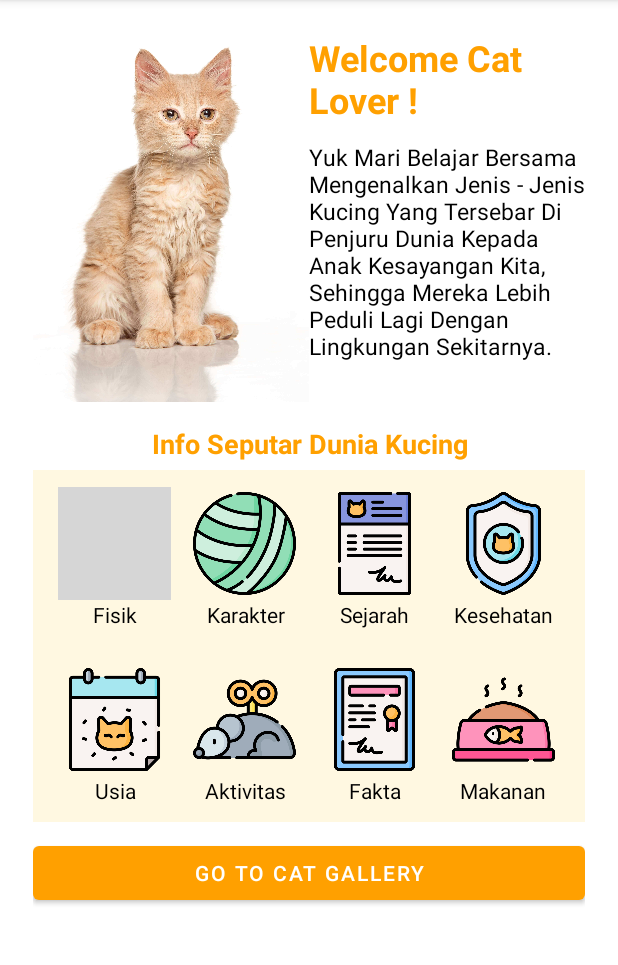
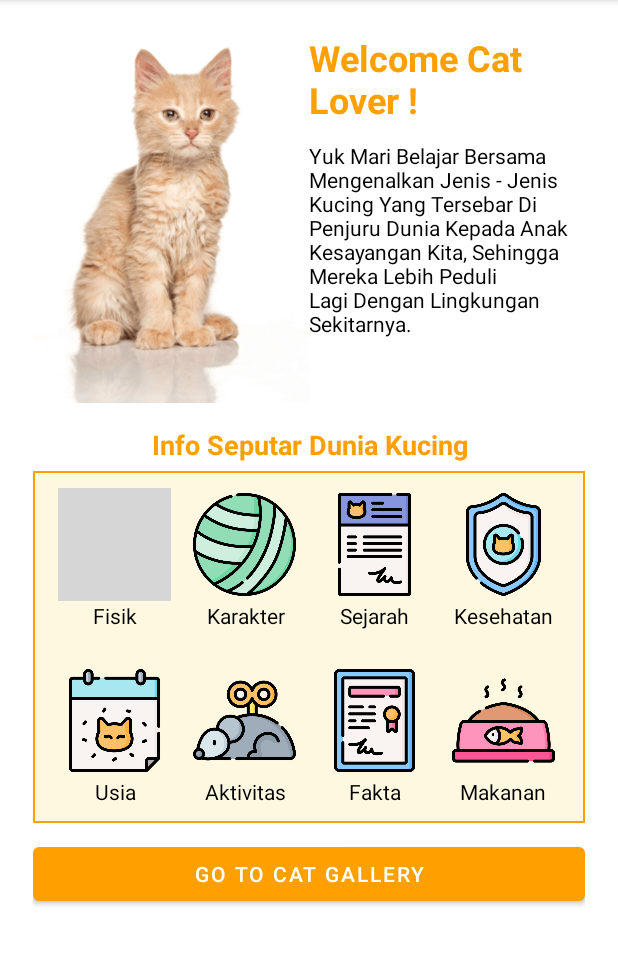
Before and after one commit to oldmanstreetcoding/catpedia, an Android app: the screen it shows after launch (MainActivity), on a phone screen of 412 x 824 dp, the part 84-1049 px from its top. Run offline under Robolectric (Android 15) with nearby library versions, the phone set to English and light mode, and no system bars; grey boxes are pictures that could not be loaded.

Commit message:
Perbaikan Ukuran Image Yang Bisa Mengakibatkan Force Close di Gadget Kecil

```diff
--- a/app/src/main/res/layout/activity_main.xml
+++ b/app/src/main/res/layout/activity_main.xml
@@ -44,7 +44,7 @@
                     android:layout_width="match_parent"
                     android:layout_height="match_parent"
                     android:text="@string/welcome_subtext"
-                    android:textSize="15sp"
+                    android:textSize="14sp"
                     android:textColor="@color/black"
                     android:layout_marginTop="5pt"/>
 
@@ -66,8 +66,13 @@
         <LinearLayout
             android:layout_width="match_parent"
             android:layout_height="wrap_content"
+            android:orientation="vertical"
+            android:background="@drawable/borderfill">
+
+            <LinearLayout
+                android:layout_width="match_parent"
+                android:layout_height="wrap_content"
                 android:orientation="horizontal"
-            android:background="@color/colorAccent"
                 android:padding="5pt">
 
                 <LinearLayout
@@ -164,7 +169,6 @@
                 android:layout_width="match_parent"
                 android:layout_height="wrap_content"
                 android:orientation="horizontal"
-            android:background="@color/colorAccent"
                 android:padding="5pt">
 
                 <LinearLayout
@@ -257,6 +261,8 @@
 
             </LinearLayout>
 
+        </LinearLayout>
+
         <Button
             android:id="@+id/btn_move_catgallery"
             android:layout_width="match_parent"
--- a/app/src/main/res/layout/activity_my_account.xml
+++ b/app/src/main/res/layout/activity_my_account.xml
@@ -32,7 +32,7 @@
         android:text="@string/ahmad_furqan"
         android:textStyle="bold"
         android:textColor="@color/black"
-        android:textSize="24sp"
+        android:textSize="22sp"
         android:gravity="center"
         android:paddingTop="5pt" />
 
@@ -42,7 +42,7 @@
         android:text="@string/my_email"
         android:textStyle="bold"
         android:textColor="@color/teal_700"
-        android:textSize="20sp"
+        android:textSize="18sp"
         android:gravity="center"/>
 
     <TextView
@@ -50,7 +50,7 @@
         android:layout_height="wrap_content"
         android:text="@string/my_quote"
         android:textColor="@color/black"
-        android:textSize="16sp"
+        android:textSize="14sp"
         android:textStyle="italic"
         android:layout_margin="5pt"
         android:gravity="center"/>
--- a/app/src/main/res/layout/activity_splash.xml
+++ b/app/src/main/res/layout/activity_splash.xml
@@ -17,6 +17,6 @@
         android:textSize="25sp"
         android:textColor="@color/black"
         android:textStyle="bold"
-        android:layout_marginBottom="250dp" />
+        android:layout_marginBottom="200dp" />
 
 </RelativeLayout>
--- a/app/src/main/res/layout/item_row_cat.xml
+++ b/app/src/main/res/layout/item_row_cat.xml
@@ -7,7 +7,8 @@
     android:layout_height="wrap_content"
     android:padding="16dp"
     android:background="@drawable/borderfill"
-    android:layout_margin="5pt">
+    android:layout_marginHorizontal="5pt"
+    android:layout_marginBottom="5pt">
 
     <de.hdodenhof.circleimageview.CircleImageView
         android:id="@+id/img_item_photo"
```
Also changed, not shown: app/src/main/res/drawable/myaccount.jpg, app/src/main/res/drawable/myhero.png. Lines whose indentation alone changed are shown as unchanged.
